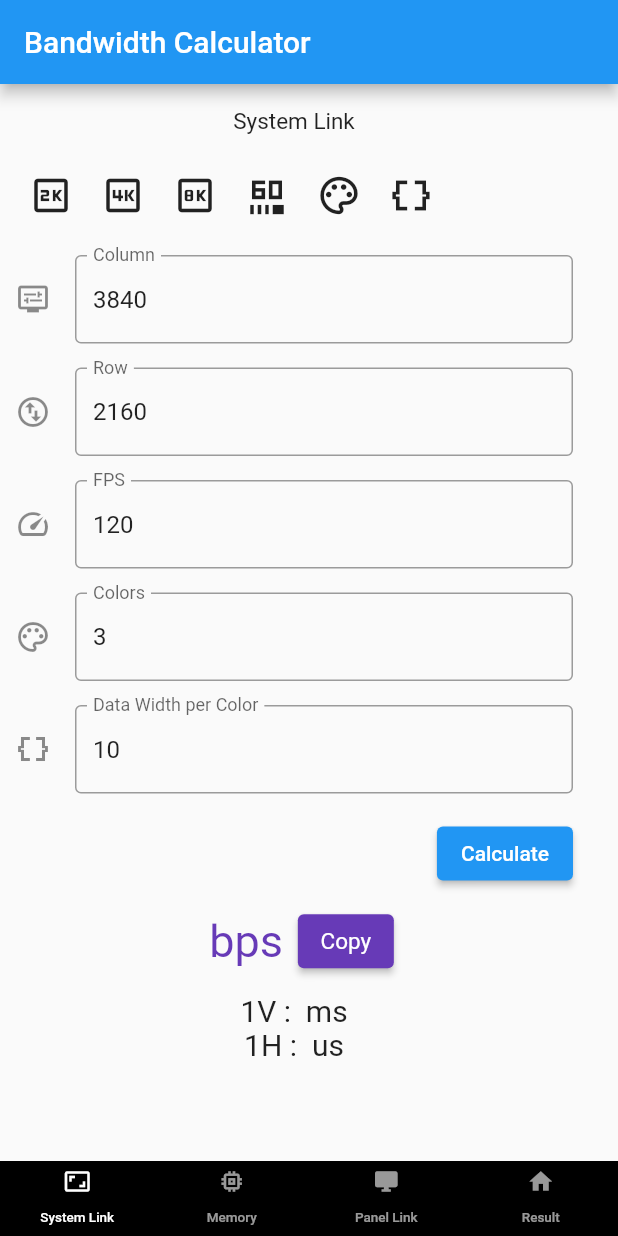
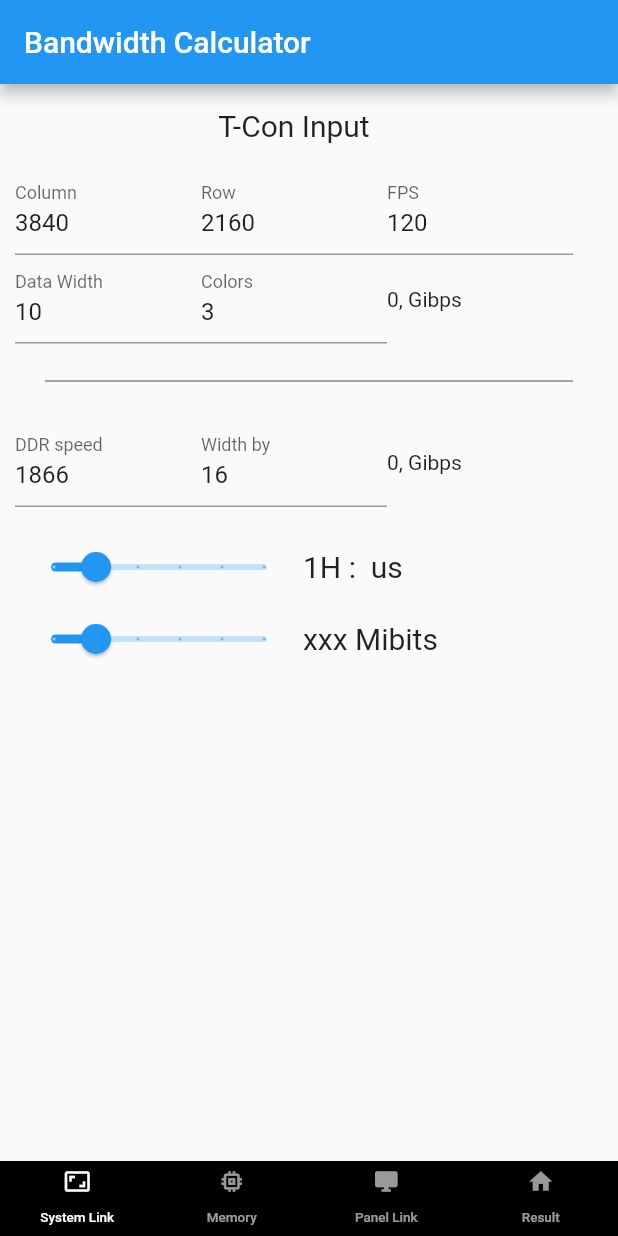
Before and after one commit to hominlim/display_bandwidth_calc, a Flutter app: the screen it shows after launch, on a phone screen of 412 x 824 dp. Run offline on Flutter 3.47's test engine with Material 2 defaults, Android fonts, the light colour scheme and no system bars.

Commit message:
Nov.27, Re design

```diff
--- a/lib/main.dart
+++ b/lib/main.dart
@@ -1,4 +1,4 @@
-import 'package:display_bandwidth_calc/screens/system_link_screen.dart';
+import 'package:display_bandwidth_calc/screens/tcon_input_screen.dart';
 import 'package:flutter/material.dart';
 
 import 'screens/memory_screen.dart';
@@ -31,7 +31,7 @@ class _MyAppState extends State<MyApp> {
           body: TabBarView(
             physics: NeverScrollableScrollPhysics(),
             children: [
-              SystemLinkScreen(),
+              TconInputScreen(),
               MemoryScreen(),
               Container(),
               Container(),
--- a/lib/screens/system_link_screen.dart
+++ /dev/null
@@ -1,367 +0,0 @@
-import 'package:flutter/material.dart';
-import 'package:flutter/services.dart';
-import 'package:intl/intl.dart';
-
-class SystemLinkScreen extends StatefulWidget {
-  const SystemLinkScreen({Key? key}) : super(key: key);
-
-  @override
-  State<SystemLinkScreen> createState() => _SystemLinkScreenState();
-}
-
-class _SystemLinkScreenState extends State<SystemLinkScreen> {
-  final _formKey = GlobalKey<FormState>(); // 폼의 상태를 얻기 위한 키
-  final _columnController = TextEditingController(text: "3840");
-  final _rowController = TextEditingController(text: "2160");
-  final _fpsController = TextEditingController(text: "120");
-  final _colorController = TextEditingController(text: "3");
-  final _datawidthController = TextEditingController(text: "10");
-
-  var _result = 0;
-  var _resultDisplay = 0.00;
-
-  String _resultDimmension = 'bps';
-  String _resultString = '';
-  String _resultVString = '';
-  String _resultHString = '';
-
-  double _OneVTime = 0;
-  double _OneHTime = 0;
-
-  @override
-  void initState() {
-    super.initState();
-  }
-
-  void _calcResult(String bps) {
-    var nColumn = int.parse(_columnController.text);
-    var nRow = int.parse(_rowController.text);
-    var nFrameRate = int.parse(_fpsController.text);
-    var nColor = int.parse(_colorController.text);
-    var nDataWidth = int.parse(_datawidthController.text);
-
-    _result = nColumn * nRow * nFrameRate * nColor * nDataWidth;
-    _OneVTime = (1 / nFrameRate);
-    _OneHTime = _OneVTime / nRow;
-
-    if (bps == 'bps') {
-      _resultDisplay = _result.toDouble();
-      _resultDimmension = 'bps';
-    } else if (bps == 'Mibps') {
-      _resultDisplay = _result.toDouble() / 1024 / 1024;
-      _resultDimmension = 'Mibps';
-    } else if (bps == 'Gibps') {
-      _resultDisplay = _result.toDouble() / 1024 / 1024 / 1024;
-      _resultDimmension = 'Gibps';
-    }
-    _resultDimmension = bps;
-    _resultString = NumberFormat('###,###,###,###.###').format(_resultDisplay);
-    _resultVString = NumberFormat('###.###').format(_OneVTime * 1000);
-    _resultHString = NumberFormat('###.###').format(_OneHTime * 1000 * 1000);
-    setState(() {});
-  }
-
-  @override
-  Widget build(BuildContext context) {
-    return Scaffold(
-      appBar: AppBar(
-        title: Text('Bandwidth Calculator'),
-      ),
-      body: Container(
-        margin: EdgeInsets.only(left: 10, right: 30),
-        child: Form(
-          key: _formKey,
-          child: SingleChildScrollView(
-            physics: BouncingScrollPhysics(),
-            child: Column(
-              children: [
-                const SizedBox(
-                  height: 16.0,
-                ),
-                Text(
-                  'System Link',
-                  style: TextStyle(fontSize: 15),
-                ),
-                const SizedBox(
-                  height: 16.0,
-                ),
-                Row(
-                  children: [
-                    IconButton(
-                      onPressed: () {
-                        _columnController.text = '1920';
-                        _rowController.text = '1080';
-                        _calcResult(_resultDimmension);
-                      },
-                      icon: Icon(
-                        Icons.two_k_outlined,
-                        size: 30,
-                      ),
-                    ),
-                    IconButton(
-                      onPressed: () {
-                        _columnController.text = '3840';
-                        _rowController.text = '2160';
-                        _calcResult(_resultDimmension);
-                      },
-                      icon: Icon(
-                        Icons.four_k_outlined,
-                        size: 30,
-                      ),
-                    ),
-                    IconButton(
-                      onPressed: () {
-                        _columnController.text = '7680';
-                        _rowController.text = '4320';
-                        _calcResult(_resultDimmension);
-                      },
-                      icon: Icon(
-                        Icons.eight_k_outlined,
-                        size: 30,
-                      ),
-                    ),
-                    IconButton(
-                      onPressed: () {
-                        setState(() {
-                          if (_fpsController.text == '60') {
-                            _fpsController.text = '120';
-                          } else
-                            _fpsController.text = '60';
-                          _calcResult(_resultDimmension);
-                        });
-                      },
-                      icon: Icon(
-                        Icons.sixty_fps_select_sharp,
-                        size: 30,
-                      ),
-                    ),
-                    IconButton(
-                      onPressed: () {
-                        setState(
-                          () {
-                            if (_colorController.text == '3') {
-                              _colorController.text = '4';
-                            } else
-                              _colorController.text = '3';
-                            _calcResult(_resultDimmension);
-                          },
-                        );
-                      },
-                      icon: Icon(
-                        Icons.color_lens_outlined,
-                        size: 30,
-                      ),
-                    ),
-                    IconButton(
-                      onPressed: () {
-                        setState(
-                          () {
-                            if (int.parse(_datawidthController.text) <= 7 ||
-                                (int.parse(_datawidthController.text) >= 12)) {
-                              _datawidthController.text = '8';
-                            } else {
-                              _datawidthController.text =
-                                  (int.parse(_datawidthController.text) + 1)
-                                      .toString();
-                            }
-                            _calcResult(_resultDimmension);
-                          },
-                        );
-                      },
-                      icon: Icon(
-                        Icons.data_object_sharp,
-                        size: 30,
-                      ),
-                    ),
-                  ],
-                ),
-                const SizedBox(
-                  height: 16.0,
-                ),
-                TextFormField(
-                  decoration: InputDecoration(
-                    border: OutlineInputBorder(),
-                    hintText: 'Please Enter Column',
-                    labelText: 'Column',
-                    icon: Icon(Icons.display_settings),
-                  ),
-                  // initialValue: '3840',
-                  keyboardType: TextInputType.number, // 숫자만 입력
-                  controller: _columnController,
-                  validator: (value) {
-                    if (value!.trim().isEmpty) {
-                      //입력한 값의 앞뒤 공백을 제거한 것이 비었다면 에러 메시지 표시
-                      return 'Enter column';
-                    }
-                    return null;
-                  },
-                  // onChanged: (text) {
-                  //   setState(() {
-                  //     print('Column is changed to $text');
-                  //   });
-                  // },
-                ),
-                const SizedBox(
-                  height: 16.0,
-                ),
-                TextFormField(
-                  decoration: InputDecoration(
-                    border: OutlineInputBorder(),
-                    hintText: 'Please Enter Row',
-                    labelText: 'Row',
-                    icon: Icon(Icons.swap_vertical_circle_outlined),
-                  ),
-                  keyboardType: TextInputType.number, // 숫자만 입력
-
-                  controller: _rowController,
-                  validator: (value) {
-                    if (value!.trim().isEmpty) {
-                      //입력한 값의 앞뒤 공백을 제거한 것이 비었다면 에러 메시지 표시
-                      return 'Enter row';
-                    }
-                    return null;
-                  },
-                ),
-                const SizedBox(
-                  height: 16.0,
-                ),
-                TextFormField(
-                  decoration: InputDecoration(
-                    border: OutlineInputBorder(),
-                    hintText: 'Please Enter Frame Rate',
-                    labelText: 'FPS',
-                    icon: Icon(Icons.speed),
-                  ),
-                  keyboardType: TextInputType.number, // 숫자만 입력
-                  controller: _fpsController,
-                  validator: (value) {
-                    if (value!.trim().isEmpty) {
-                      //입력한 값의 앞뒤 공백을 제거한 것이 비었다면 에러 메시지 표시
-                      return 'Enter FPS';
-                    }
-                    return null;
-                  },
-                ),
-                const SizedBox(
-                  height: 16.0,
-                ),
-                TextFormField(
-                  decoration: const InputDecoration(
-                    border: OutlineInputBorder(),
-                    hintText: 'Please Enter Number of Colors',
-                    labelText: 'Colors',
-                    icon: Icon(Icons.color_lens_outlined),
-                  ),
-                  keyboardType: TextInputType.number, // 숫자만 입력
-                  controller: _colorController,
-                  validator: (value) {
-                    if (value!.trim().isEmpty) {
-                      //입력한 값의 앞뒤 공백을 제거한 것이 비었다면 에러 메시지 표시
-                      return 'Enter Number of Colors';
-                    }
-                    return null;
-                  },
-                ),
-                const SizedBox(
-                  height: 16.0,
-                ),
-                TextFormField(
-                  decoration: const InputDecoration(
-                    border: OutlineInputBorder(),
-                    hintText: 'Please Enter Data width per Color',
-                    labelText: 'Data Width per Color',
-                    icon: Icon(Icons.data_object_sharp),
-                  ),
-                  keyboardType: TextInputType.number, // 숫자만 입력
-                  controller: _datawidthController,
-                  validator: (value) {
-                    if (value!.trim().isEmpty) {
-                      //입력한 값의 앞뒤 공백을 제거한 것이 비었다면 에러 메시지 표시
-                      return 'Enter Data bit width';
-                    }
-                    return null;
-                  },
-                ),
-                Container(
-                  margin: const EdgeInsets.only(top: 16.0),
-                  alignment: Alignment.centerRight,
-                  child: ElevatedButton(
-                    // 폼에 입력된 값 검증
-                    onPressed: () {
-                      if (_formKey.currentState!.validate()) {
-                        setState(() {
-                          _calcResult(_resultDimmension);
-                        });
-                      }
-                    },
-
-                    child: const Text('Calculate'),
-                  ),
-                ),
-                Container(
-                  padding: EdgeInsets.all(7),
-                  child: Row(
-                    mainAxisAlignment: MainAxisAlignment.center,
-                    children: [
-                      Text(
-                        '$_resultString',
-                        textAlign: TextAlign.center,
-                        style: TextStyle(
-                          fontSize: 25,
-                        ),
-                      ),
-                      TextButton(
-                        onPressed: () {
-                          if (_resultDimmension == 'bps') {
-                            _calcResult('Mibps');
-                          } else if (_resultDimmension == 'Mibps') {
-                            _calcResult('Gibps');
-                          } else if (_resultDimmension == 'Gibps') {
-                            _calcResult('bps');
-                          }
-                        },
-                        child: Text(
-                          '$_resultDimmension',
-                        ),
-                        style: TextButton.styleFrom(
-                            primary: Colors.deepPurple,
-                            padding: EdgeInsets.all(10),
-                            textStyle: TextStyle(
-                              fontSize: 30,
-                              color: Colors.yellow,
-                            )),
-                      ),
-                      ElevatedButton(
-                        // 폼에 입력된 값 검증
-                        onPressed: () {
-                          // 메모리카피
-                          Clipboard.setData(ClipboardData(text: '$_result'));
-                        },
-                        child: const Text('Copy'),
-                        style: ElevatedButton.styleFrom(
-                            primary: Colors.deepPurple,
-                            padding: EdgeInsets.all(3),
-                            textStyle: TextStyle(
-                              fontSize: 15,
-                              color: Colors.yellow,
-                            )),
-                      ),
-                    ],
-                  ),
-                ),
-                Text(
-                  '1V : $_resultVString ms',
-                  style: TextStyle(fontSize: 20),
-                ),
-                Text(
-                  '1H : $_resultHString us',
-                  style: TextStyle(fontSize: 20),
-                )
-              ],
-            ),
-          ),
-        ),
-      ),
-    );
-  }
-}
--- /dev/null
+++ b/lib/screens/tcon_input_screen.dart
@@ -0,0 +1,200 @@
+import 'package:flutter/material.dart';
+import 'package:flutter/services.dart';
+import 'package:intl/intl.dart';
+
+class TconInputScreen extends StatefulWidget {
+  const TconInputScreen({Key? key}) : super(key: key);
+
+  @override
+  State<TconInputScreen> createState() => _TconInputScreenState();
+}
+
+class _TconInputScreenState extends State<TconInputScreen> {
+  final _formKey = GlobalKey<FormState>(); // 폼의 상태를 얻기 위한 키
+  final _columnController = TextEditingController(text: "3840");
+  final _rowController = TextEditingController(text: "2160");
+  final _fpsController = TextEditingController(text: "120");
+  final _colorController = TextEditingController(text: "3");
+  final _dataWidthController = TextEditingController(text: "10");
+  final _ddrSpeedController = TextEditingController(text: "1866");
+  final _ddrWidthController = TextEditingController(text: "16");
+
+  var bps_calc_video = 0;
+  var bps_calc_result_gibps = 0;
+  var bps_calc_ddr = 0;
+  var _resultDisplay = 0.00;
+
+  String _resultDimmension = 'bps';
+  String _resultString = '';
+  String _resultVString = '';
+  String _resultHString = '';
+
+  double vertical_time = 0;
+  double horizontal_time = 0;
+
+  @override
+  void initState() {
+    super.initState();
+  }
+
+  void _bpsCalcResult(String bps) {
+    var number_of_column = int.parse(_columnController.text);
+    var number_of_row = int.parse(_rowController.text);
+    var frame_frequency = int.parse(_fpsController.text);
+    var number_of_color = int.parse(_colorController.text);
+    var data_width = int.parse(_dataWidthController.text);
+    var ddr_speed = int.parse(_ddrSpeedController.text);
+    var ddr_width = int.parse(_ddrWidthController.text);
+
+    bps_calc_video = number_of_column *
+        number_of_row *
+        frame_frequency *
+        number_of_color *
+        data_width;
+
+    bps_calc_ddr = ddr_speed * ddr_width;
+
+    vertical_time = (1 / frame_frequency);
+    horizontal_time = vertical_time / number_of_row;
+
+    bps_calc_result_gibps =
+        (bps_calc_video.toDouble() / 1024 / 1024 / 1024) as int;
+
+    _resultDimmension = bps;
+    _resultString = NumberFormat('###,###,###,###.###').format(_resultDisplay);
+    _resultVString = NumberFormat('###.###').format(vertical_time * 1000);
+    _resultHString =
+        NumberFormat('###.###').format(horizontal_time * 1000 * 1000);
+    setState(() {});
+  }
+
+  @override
+  Widget build(BuildContext context) {
+    return Scaffold(
+      appBar: AppBar(
+        title: Text('Bandwidth Calculator'),
+      ),
+      body: Container(
+        margin: EdgeInsets.only(left: 10, right: 30),
+        child: Column(
+          children: [
+            const SizedBox(
+              height: 16.0,
+            ),
+            Text(
+              'T-Con Input',
+              style: TextStyle(fontSize: 20),
+            ),
+            const SizedBox(
+              height: 16.0,
+            ),
+            Row(
+              children: [
+                Expanded(
+                    child: TextField(
+                  decoration: InputDecoration(labelText: "Column"),
+                  controller: _columnController,
+                )),
+                Expanded(
+                    child: TextField(
+                  decoration: InputDecoration(labelText: "Row"),
+                  controller: _rowController,
+                )),
+                Expanded(
+                    child: TextField(
+                  decoration: InputDecoration(labelText: "FPS"),
+                  controller: _fpsController,
+                )),
+              ],
+            ),
+            Row(
+              children: [
+                Expanded(
+                    child: TextField(
+                  decoration: InputDecoration(labelText: "Data Width"),
+                  controller: _dataWidthController,
+                )),
+                Expanded(
+                    child: TextField(
+                  decoration: InputDecoration(labelText: "Colors"),
+                  controller: _colorController,
+                )),
+                Expanded(
+                  child: Text('${bps_calc_result_gibps}, Gibps'),
+                  // Text(
+                  //   '$_resultString',
+                  //   textAlign: TextAlign.center,
+                  //   style: TextStyle(
+                  //     fontSize: 25,
+                  //   ),
+                  // ),
+                ),
+              ],
+            ),
+            const Divider(
+              height: 50,
+              thickness: 1,
+              indent: 20,
+              endIndent: 0,
+              color: Colors.black45,
+            ),
+            Row(
+              children: [
+                Expanded(
+                    child: TextField(
+                  decoration: InputDecoration(labelText: "DDR speed"),
+                  controller: _ddrSpeedController,
+                )),
+                Expanded(
+                    child: TextField(
+                  decoration: InputDecoration(labelText: "Width by"),
+                  controller: _ddrWidthController,
+                )),
+                Expanded(
+                  child: Text('${bps_calc_result_gibps}, Gibps'),
+                ),
+              ],
+            ),
+            const SizedBox(
+              height: 16.0,
+            ),
+            Row(
+              children: [
+                Slider(
+                  value: 20,
+                  max: 100,
+                  divisions: 5,
+                  label: '20',
+                  onChanged: (double value) {
+                    setState(() {});
+                  },
+                ),
+                Text(
+                  '1H : $_resultHString us',
+                  style: TextStyle(fontSize: 20),
+                ),
+              ],
+            ),
+            Row(
+              children: [
+                Slider(
+                  value: 20,
+                  max: 100,
+                  divisions: 5,
+                  label: '20',
+                  onChanged: (double value) {
+                    setState(() {});
+                  },
+                ),
+                Text(
+                  'xxx Mibits',
+                  style: TextStyle(fontSize: 20),
+                ),
+              ],
+            ),
+          ],
+        ),
+      ),
+    );
+  }
+}
```
Also changed, not shown: 6 other files.
